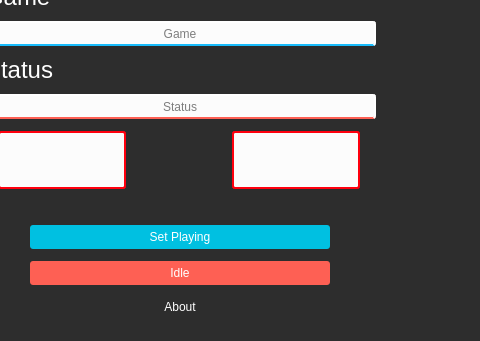
kareigu/switch-qt-rpc, file src/mainwindow.ui: the form before one commit; both pictures show x 120 to 600 and y 259 to 600 of the 600 by 600 pixel window.
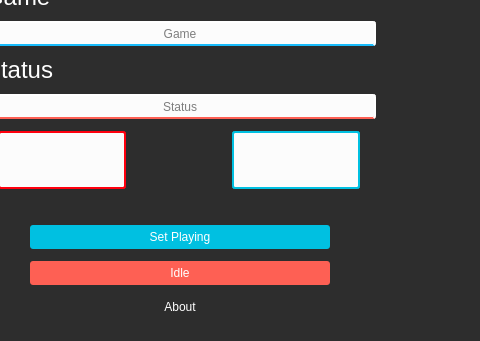
The form after the commit. Icons and pictures are not drawn.

Commit message:
Keep the selected icon highlighted
This is a really scrappy implementation and will need to be rewritten at some point.

Patch:
```diff
--- a/src/mainwindow.ui
+++ b/src/mainwindow.ui
@@ -344,7 +344,7 @@
           <property name="styleSheet">
            <string notr="true">image: url(:/images/default.png);
 background-color: rgb(252, 252, 252);
-border: 2 solid #ff000e;
+border: 2 solid #00c0e1;
 border-radius: 3;</string>
           </property>
           <property name="text">
```
The commit also changes 2 other files.
